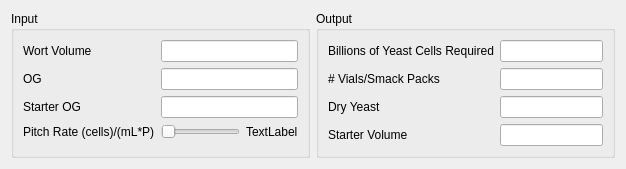
Above: ui/pitchDialog.ui from Brewtarget/brewtarget before the change. Below: the same form after it.
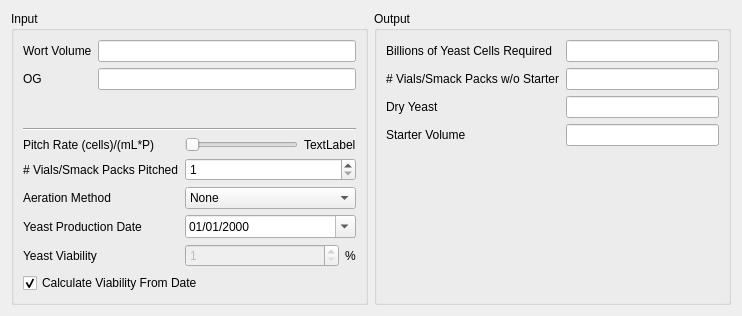
That is the form after the change.

Commit message:
Made additional updates to the yeast pitching calculator.  Added aeration, viability, and pitching counts to the equation.
In terms of fixes, the slider SIGNAL was changed to valueChanged.  This fixes a problem where dragging the slider back and forth was resulting in inconsistent calculations.  Also, the previous SIGNAL did not fire if the user changed the value by clicking on the slider.  The user had to always drag it in order to update calculations.

Patch:
```diff
--- a/ui/pitchDialog.ui
+++ b/ui/pitchDialog.ui
@@ -6,8 +6,8 @@
    <rect>
     <x>0</x>
     <y>0</y>
-    <width>626</width>
-    <height>167</height>
+    <width>742</width>
+    <height>316</height>
    </rect>
   </property>
   <property name="windowTitle">
@@ -59,7 +59,21 @@
           </property>
          </widget>
         </item>
-        <item row="3" column="0">
+       </layout>
+      </item>
+      <item>
+       <widget class="Line" name="line">
+        <property name="orientation">
+         <enum>Qt::Horizontal</enum>
+        </property>
+       </widget>
+      </item>
+      <item>
+       <layout class="QFormLayout" name="formLayout_3">
+        <property name="fieldGrowthPolicy">
+         <enum>QFormLayout::AllNonFixedFieldsGrow</enum>
+        </property>
+        <item row="0" column="0">
          <widget class="QLabel" name="label_3">
           <property name="toolTip">
            <string>For ales, 0.75-1. For lagers, 1.5-2.</string>
@@ -69,7 +83,102 @@
           </property>
          </widget>
         </item>
+        <item row="2" column="0">
+         <widget class="QLabel" name="label_11">
+          <property name="text">
+           <string>Aeration Method</string>
+          </property>
+         </widget>
+        </item>
+        <item row="3" column="0">
+         <widget class="QLabel" name="label_5">
+          <property name="text">
+           <string>Yeast Production Date</string>
+          </property>
+         </widget>
+        </item>
+        <item row="4" column="0">
+         <widget class="QLabel" name="label_10">
+          <property name="text">
+           <string>Yeast Viability</string>
+          </property>
+         </widget>
+        </item>
+        <item row="2" column="1">
+         <widget class="QComboBox" name="comboBox_AerationMethod">
+          <property name="acceptDrops">
+           <bool>false</bool>
+          </property>
+          <property name="editable">
+           <bool>false</bool>
+          </property>
+          <item>
+           <property name="text">
+            <string>None</string>
+           </property>
+          </item>
+          <item>
+           <property name="text">
+            <string>O2 At Start</string>
+           </property>
+          </item>
+          <item>
+           <property name="text">
+            <string>Stir Plate</string>
+           </property>
+          </item>
+         </widget>
+        </item>
         <item row="3" column="1">
+         <widget class="QDateEdit" name="dateEdit_ProductionDate">
+          <property name="currentSection">
+           <enum>QDateTimeEdit::MonthSection</enum>
+          </property>
+          <property name="displayFormat">
+           <string>MM/dd/yyyy</string>
+          </property>
+          <property name="calendarPopup">
+           <bool>true</bool>
+          </property>
+          <property name="currentSectionIndex">
+           <number>0</number>
+          </property>
+         </widget>
+        </item>
+        <item row="4" column="1">
+         <layout class="QHBoxLayout" name="horizontalLayout_4">
+          <item>
+           <widget class="QSpinBox" name="spinBox_Viability">
+            <property name="enabled">
+             <bool>false</bool>
+            </property>
+            <property name="readOnly">
+             <bool>false</bool>
+            </property>
+            <property name="minimum">
+             <number>1</number>
+            </property>
+            <property name="maximum">
+             <number>100</number>
+            </property>
+           </widget>
+          </item>
+          <item>
+           <widget class="QLabel" name="label_12">
+            <property name="sizePolicy">
+             <sizepolicy hsizetype="Fixed" vsizetype="Preferred">
+              <horstretch>0</horstretch>
+              <verstretch>0</verstretch>
+             </sizepolicy>
+            </property>
+            <property name="text">
+             <string>%</string>
+            </property>
+           </widget>
+          </item>
+         </layout>
+        </item>
+        <item row="0" column="1">
          <layout class="QHBoxLayout" name="horizontalLayout">
           <item>
            <widget class="QSlider" name="slider_pitchRate">
@@ -96,20 +205,30 @@
           </item>
          </layout>
         </item>
-        <item row="2" column="0">
+        <item row="5" column="0" colspan="2">
+         <widget class="QCheckBox" name="checkBox_CalculateViability">
+          <property name="text">
+           <string>Calculate Viability From Date</string>
+          </property>
+          <property name="checked">
+           <bool>true</bool>
+          </property>
+         </widget>
+        </item>
+        <item row="1" column="0">
          <widget class="QLabel" name="label_4">
           <property name="text">
-           <string>Starter OG</string>
+           <string># Vials/Smack Packs Pitched</string>
           </property>
          </widget>
         </item>
-        <item row="2" column="1">
-         <widget class="QLineEdit" name="lineEdit_starterOG">
-          <property name="minimumSize">
-           <size>
-            <width>100</width>
-            <height>0</height>
-           </size>
+        <item row="1" column="1">
+         <widget class="QSpinBox" name="spinBox_VialsPitched">
+          <property name="minimum">
+           <number>1</number>
+          </property>
+          <property name="maximum">
+           <number>5</number>
           </property>
          </widget>
         </item>
@@ -126,10 +245,40 @@
      <layout class="QVBoxLayout" name="verticalLayout">
       <item>
        <layout class="QFormLayout" name="formLayout_2">
+        <property name="fieldGrowthPolicy">
+         <enum>QFormLayout::AllNonFixedFieldsGrow</enum>
+        </property>
+        <item row="0" column="0">
+         <widget class="QLabel" name="label_9">
+          <property name="text">
+           <string>Billions of Yeast Cells Required</string>
+          </property>
+         </widget>
+        </item>
+        <item row="0" column="1">
+         <widget class="QLineEdit" name="lineEdit_cells">
+          <property name="minimumSize">
+           <size>
+            <width>100</width>
+            <height>0</height>
+           </size>
+          </property>
+         </widget>
+        </item>
         <item row="1" column="0">
          <widget class="QLabel" name="label_6">
           <property name="text">
-           <string># Vials/Smack Packs</string>
+           <string># Vials/Smack Packs w/o Starter</string>
+          </property>
+         </widget>
+        </item>
+        <item row="1" column="1">
+         <widget class="QLineEdit" name="lineEdit_vials">
+          <property name="minimumSize">
+           <size>
+            <width>100</width>
+            <height>0</height>
+           </size>
           </property>
          </widget>
         </item>
@@ -140,6 +289,16 @@
           </property>
          </widget>
         </item>
+        <item row="2" column="1">
+         <widget class="QLineEdit" name="lineEdit_yeast">
+          <property name="minimumSize">
+           <size>
+            <width>100</width>
+            <height>0</height>
+           </size>
+          </property>
+         </widget>
+        </item>
         <item row="3" column="0">
          <widget class="QLabel" name="label_8">
           <property name="text">
@@ -147,26 +306,6 @@
           </property>
          </widget>
         </item>
-        <item row="1" column="1">
-         <widget class="QLineEdit" name="lineEdit_vials">
-          <property name="minimumSize">
-           <size>
-            <width>100</width>
-            <height>0</height>
-           </size>
-          </property>
-         </widget>
-        </item>
-        <item row="2" column="1">
-         <widget class="QLineEdit" name="lineEdit_yeast">
-          <property name="minimumSize">
-           <size>
-            <width>100</width>
-            <height>0</height>
-           </size>
-          </property>
-         </widget>
-        </item>
         <item row="3" column="1">
          <widget class="QLineEdit" name="lineEdit_starterVol">
           <property name="minimumSize">
@@ -177,23 +316,6 @@
           </property>
          </widget>
         </item>
-        <item row="0" column="0">
-         <widget class="QLabel" name="label_9">
-          <property name="text">
-           <string>Billions of Yeast Cells Required</string>
-          </property>
-         </widget>
-        </item>
-        <item row="0" column="1">
-         <widget class="QLineEdit" name="lineEdit_cells">
-          <property name="minimumSize">
-           <size>
-            <width>100</width>
-            <height>0</height>
-           </size>
-          </property>
-         </widget>
-        </item>
        </layout>
       </item>
      </layout>
```
The commit also changes 2 other files.
